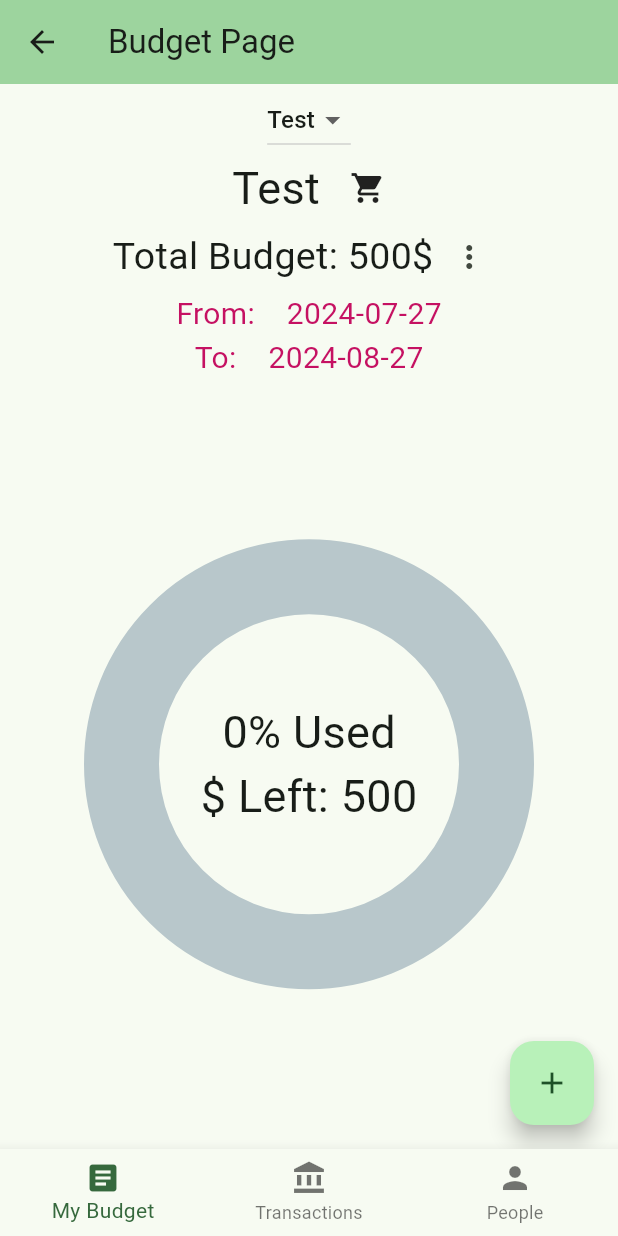
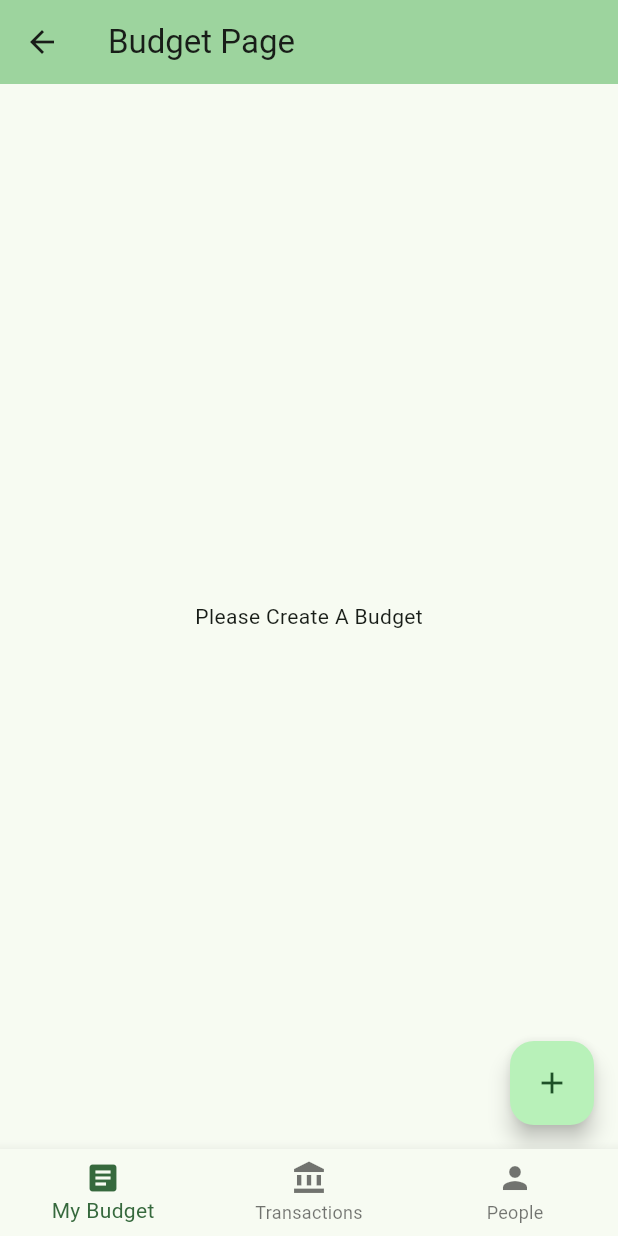
Before and after one commit to KushParmar07/Econowise, a Flutter app: the BudgetScreen screen opened directly, after a tap on "Create Budget", on a phone screen of 412 x 824 dp. Run offline on Flutter 3.47's test engine with Material 3 defaults, Android fonts, the light colour scheme and no system bars; drawn by our look-alikes of percent_indicator.

Commit message:
Minor Fixes

```diff
--- a/lib/budget_page.dart
+++ b/lib/budget_page.dart
@@ -85,7 +85,7 @@ class _BudgetPageState extends State<BudgetPage> {
     for (var transaction in context.read<SaveData>().transactions) {
       if (transaction.spent &&
           transaction.date!.isAfter(startDate) &&
-          transaction.date!.isBefore(endDate)) {
+          transaction.date!.isBefore(endDate.add(const Duration(days: 1)))) {
         totalSpent += transaction.amount;
       }
     }
--- a/lib/create_budget.dart
+++ b/lib/create_budget.dart
@@ -22,7 +22,7 @@ class _BudgetScreenState extends State<BudgetScreen> {
   IconData _selectedIcon = Icons.shopping_cart;
   String budgetDescriptionText = 'How much would you like to spend on ';
   DateTime? _startSelectedDate = DateTime.now();
-  DateTime? _endSelectedDate = DateTime.now();
+  DateTime? _endSelectedDate = DateTime.now().add(const Duration(days: 31));
 
   late List<Budget> currentBudgets = [];
 
--- a/lib/save_data.dart
+++ b/lib/save_data.dart
@@ -4,10 +4,7 @@ import 'budget.dart';
 
 class SaveData extends ChangeNotifier {
   final List<Transaction> _transactions = [];
-  final List<Budget> _budgets = [
-    Budget("Test", 500, DateTime.now(), DateTime.now().add(Duration(days: 31)),
-        Icons.shopping_cart)
-  ];
+  final List<Budget> _budgets = [];
 
   List<Transaction> get transactions => _transactions;
   List<Budget> get budgets => _budgets;
```
